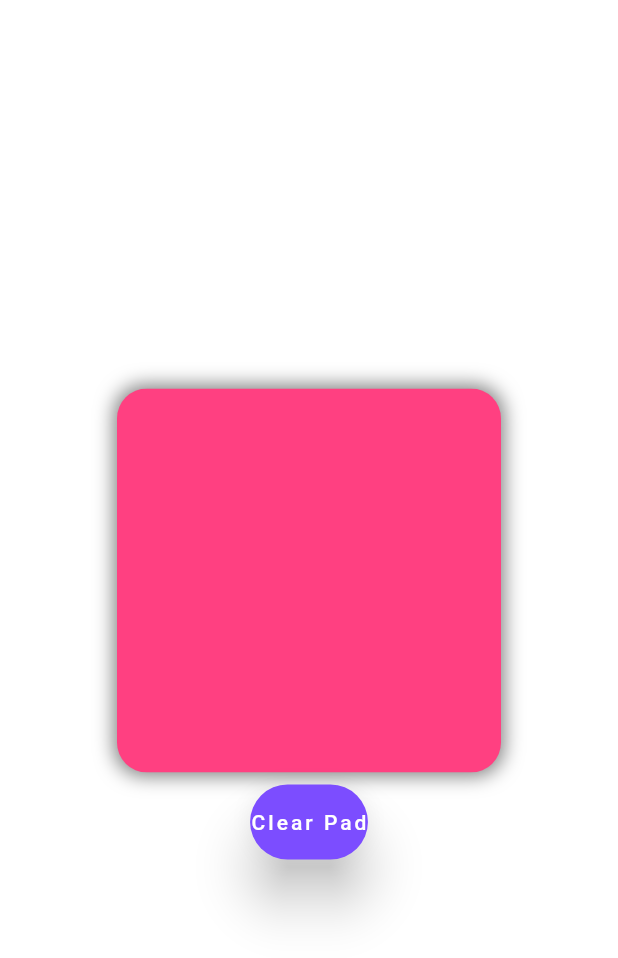
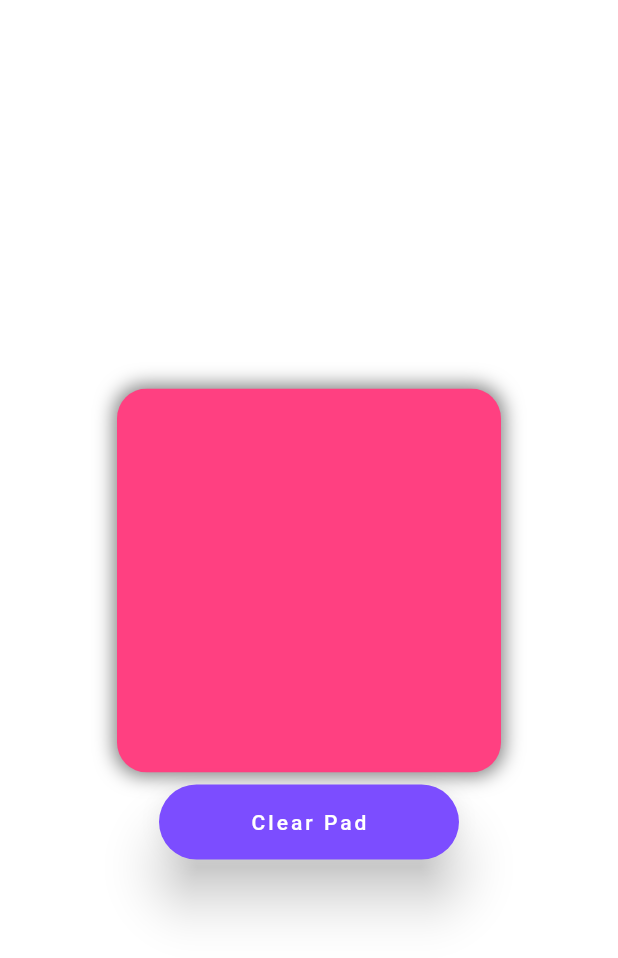
Before and after one commit to Shantanu66/RealityConjurer, a Flutter app: the screen it shows after launch, on a phone screen of 412 x 824 dp. Shown: the top 958 px of the screen. Run offline on Flutter 3.47's test engine with Material 2 defaults, Android fonts, the phone set to English and light mode, and no system bars; drawn by our look-alikes of rounded_loading_button; our stand-ins replace splashscreen; missing offline and left inert: dart:ffi.

Commit message:
changes2

```diff
--- a/lib/home.dart
+++ b/lib/home.dart
@@ -122,7 +122,7 @@ class _HomeState extends State<Home> {
                         controller: _btnController,
                         color: Colors.deepPurpleAccent,
                         onPressed: _doSomething,
-                        width: 20,
+                        width: 200,
                         borderRadius: 100,
                       ),
                     ],
```
